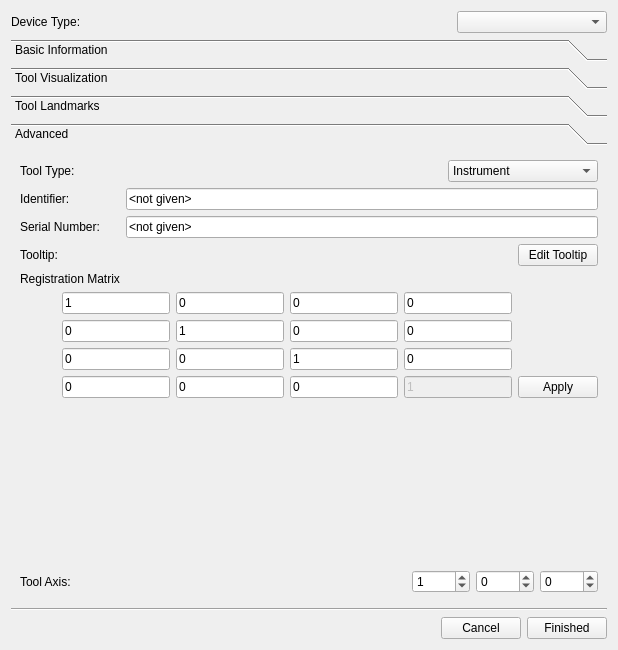
Before: the Qt Designer form Modules/IGTUI/Qmitk/QmitkNavigationToolCreationWidget.ui in zhaomengxiao/LancetMITK, drawn with Qt 5.
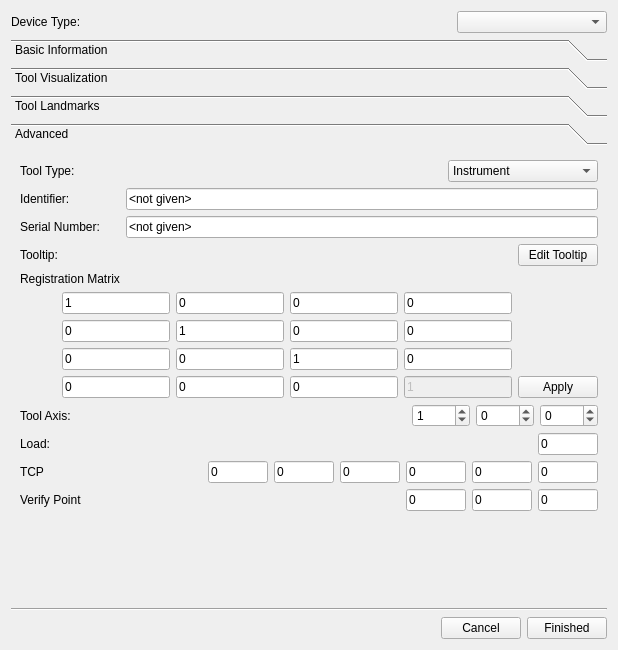
After: the same form once the commit is applied. Custom widgets are drawn as their Qt base class.

Commit message: feat(Navigation Tool): Add TCP, Load,VerifyPoint

```diff
--- a/Modules/IGTUI/Qmitk/QmitkNavigationToolCreationWidget.ui
+++ b/Modules/IGTUI/Qmitk/QmitkNavigationToolCreationWidget.ui
@@ -609,19 +609,6 @@
          </item>
         </layout>
        </item>
-       <item>
-        <spacer name="verticalSpacer">
-         <property name="orientation">
-          <enum>Qt::Vertical</enum>
-         </property>
-         <property name="sizeHint" stdset="0">
-          <size>
-           <width>20</width>
-           <height>40</height>
-          </size>
-         </property>
-        </spacer>
-       </item>
        <item>
         <layout class="QHBoxLayout" name="horizontalLayout_10">
          <item>
@@ -682,6 +669,239 @@
          </item>
         </layout>
        </item>
+       <item>
+        <layout class="QHBoxLayout" name="horizontalLayout_12">
+         <item>
+          <widget class="QLabel" name="label_10">
+           <property name="minimumSize">
+            <size>
+             <width>100</width>
+             <height>0</height>
+            </size>
+           </property>
+           <property name="text">
+            <string>Load:</string>
+           </property>
+          </widget>
+         </item>
+         <item>
+          <spacer name="horizontalSpacer_10">
+           <property name="orientation">
+            <enum>Qt::Horizontal</enum>
+           </property>
+           <property name="sizeHint" stdset="0">
+            <size>
+             <width>40</width>
+             <height>20</height>
+            </size>
+           </property>
+          </spacer>
+         </item>
+         <item>
+          <widget class="QLineEdit" name="m_lineEditor_loadData">
+           <property name="maximumSize">
+            <size>
+             <width>60</width>
+             <height>16777215</height>
+            </size>
+           </property>
+           <property name="text">
+            <string>0</string>
+           </property>
+          </widget>
+         </item>
+        </layout>
+       </item>
+       <item>
+        <layout class="QHBoxLayout" name="horizontalLayout_13">
+         <item>
+          <widget class="QLabel" name="label_11">
+           <property name="minimumSize">
+            <size>
+             <width>100</width>
+             <height>0</height>
+            </size>
+           </property>
+           <property name="text">
+            <string>TCP</string>
+           </property>
+          </widget>
+         </item>
+         <item>
+          <spacer name="horizontalSpacer_9">
+           <property name="orientation">
+            <enum>Qt::Horizontal</enum>
+           </property>
+           <property name="sizeHint" stdset="0">
+            <size>
+             <width>40</width>
+             <height>20</height>
+            </size>
+           </property>
+          </spacer>
+         </item>
+         <item>
+          <widget class="QLineEdit" name="m_lineEdit_TCP_x">
+           <property name="maximumSize">
+            <size>
+             <width>60</width>
+             <height>16777215</height>
+            </size>
+           </property>
+           <property name="text">
+            <string>0</string>
+           </property>
+          </widget>
+         </item>
+         <item>
+          <widget class="QLineEdit" name="m_lineEdit_TCP_y">
+           <property name="maximumSize">
+            <size>
+             <width>60</width>
+             <height>16777215</height>
+            </size>
+           </property>
+           <property name="text">
+            <string>0</string>
+           </property>
+          </widget>
+         </item>
+         <item>
+          <widget class="QLineEdit" name="m_lineEdit_TCP_z">
+           <property name="maximumSize">
+            <size>
+             <width>60</width>
+             <height>16777215</height>
+            </size>
+           </property>
+           <property name="text">
+            <string>0</string>
+           </property>
+          </widget>
+         </item>
+         <item>
+          <widget class="QLineEdit" name="m_lineEdit_TCP_a">
+           <property name="maximumSize">
+            <size>
+             <width>60</width>
+             <height>16777215</height>
+            </size>
+           </property>
+           <property name="text">
+            <string>0</string>
+           </property>
+          </widget>
+         </item>
+         <item>
+          <widget class="QLineEdit" name="m_lineEdit_TCP_b">
+           <property name="maximumSize">
+            <size>
+             <width>60</width>
+             <height>16777215</height>
+            </size>
+           </property>
+           <property name="text">
+            <string>0</string>
+           </property>
+          </widget>
+         </item>
+         <item>
+          <widget class="QLineEdit" name="m_lineEdit_TCP_c">
+           <property name="maximumSize">
+            <size>
+             <width>60</width>
+             <height>16777215</height>
+            </size>
+           </property>
+           <property name="text">
+            <string>0</string>
+           </property>
+          </widget>
+         </item>
+        </layout>
+       </item>
+       <item>
+        <layout class="QHBoxLayout" name="horizontalLayout_14">
+         <item>
+          <widget class="QLabel" name="label_12">
+           <property name="minimumSize">
+            <size>
+             <width>100</width>
+             <height>0</height>
+            </size>
+           </property>
+           <property name="text">
+            <string>Verify Point</string>
+           </property>
+          </widget>
+         </item>
+         <item>
+          <spacer name="horizontalSpacer_8">
+           <property name="orientation">
+            <enum>Qt::Horizontal</enum>
+           </property>
+           <property name="sizeHint" stdset="0">
+            <size>
+             <width>40</width>
+             <height>20</height>
+            </size>
+           </property>
+          </spacer>
+         </item>
+         <item>
+          <widget class="QLineEdit" name="m_lineEditor_verifyPointX">
+           <property name="maximumSize">
+            <size>
+             <width>60</width>
+             <height>16777215</height>
+            </size>
+           </property>
+           <property name="text">
+            <string>0</string>
+           </property>
+          </widget>
+         </item>
+         <item>
+          <widget class="QLineEdit" name="m_lineEditor_verifyPointY">
+           <property name="maximumSize">
+            <size>
+             <width>60</width>
+             <height>16777215</height>
+            </size>
+           </property>
+           <property name="text">
+            <string>0</string>
+           </property>
+          </widget>
+         </item>
+         <item>
+          <widget class="QLineEdit" name="m_lineEditor_verifyPointZ">
+           <property name="maximumSize">
+            <size>
+             <width>60</width>
+             <height>16777215</height>
+            </size>
+           </property>
+           <property name="text">
+            <string>0</string>
+           </property>
+          </widget>
+         </item>
+        </layout>
+       </item>
+       <item>
+        <spacer name="verticalSpacer">
+         <property name="orientation">
+          <enum>Qt::Vertical</enum>
+         </property>
+         <property name="sizeHint" stdset="0">
+          <size>
+           <width>20</width>
+           <height>40</height>
+          </size>
+         </property>
+        </spacer>
+       </item>
       </layout>
      </widget>
     </widget>
```
The commit also changes 8 other files.
